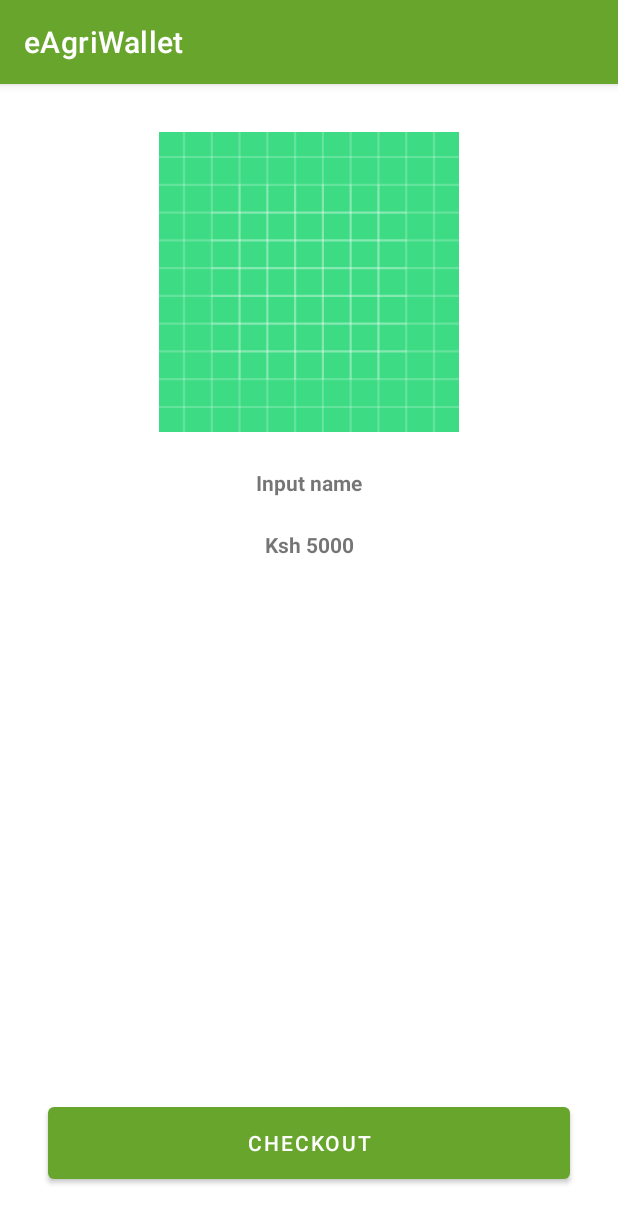
After one commit to MuindiStephen/eAgriWallet-App, an Android app: the fragment InputDetailsFragment shown on its own in the app's theme, on a phone screen of 412 x 824 dp. The commit adds this screen. Shown: the top 1223 px of the screen. Run offline under Robolectric (Android 15) with nearby library versions, the phone set to English and light mode, and no system bars; pictures from the network do not load; 5 statements that could not run were skipped.

Commit message:
code: wallet;

```diff
--- a/app/src/main/java/com/example/farming/ui/main/ClientDeliveryVerificationFragment.kt
+++ b/app/src/main/java/com/example/farming/ui/main/ClientDeliveryVerificationFragment.kt
@@ -51,7 +51,7 @@ class ClientDeliveryVerificationFragment : Fragment() {
             // Delivery is confirmed and completed
             Toast.makeText(requireActivity(),"Delivery confirmed: Thank you for verifying the delivery.!", Toast.LENGTH_SHORT)
                 .show()
-            activity?.finishAffinity()
+            findNavController().navigate(R.id.action_clientDeliveryVerificationFragment_to_successBidFragment2)
         }
     }
 }
--- /dev/null
+++ b/app/src/main/java/com/example/farming/ui/main/InputDetailsFragment.kt
@@ -0,0 +1,48 @@
+package com.example.farming.ui.main
+
+import android.os.Bundle
+import androidx.fragment.app.Fragment
+import android.view.LayoutInflater
+import android.view.View
+import android.view.ViewGroup
+import androidx.navigation.fragment.findNavController
+import androidx.navigation.fragment.navArgs
+import com.bumptech.glide.Glide
+import com.example.farming.R
+import com.example.farming.databinding.FragmentInputDetailsBinding
+
+class InputDetailsFragment : Fragment() {
+
+    private lateinit var binding:FragmentInputDetailsBinding
+    private val args:InputDetailsFragmentArgs by navArgs()
+
+    override fun onCreateView(
+        inflater: LayoutInflater, container: ViewGroup?,
+        savedInstanceState: Bundle?
+    ): View {
+        // Inflate the layout for this fragment
+        binding = FragmentInputDetailsBinding.inflate(inflater,container,false)
+        return binding.root
+    }
+
+    override fun onViewCreated(view: View, savedInstanceState: Bundle?) {
+        super.onViewCreated(view, savedInstanceState)
+
+        val suppliersItem = args.suppliersItem
+
+        binding.apply {
+            Glide.with(requireContext())
+                .load(suppliersItem.image)
+                .into(inputImage)
+            inputName.text = suppliersItem.materialSupply
+            inputPrice.text = suppliersItem.price
+        }
+        setUpBinding()
+    }
+
+    private fun setUpBinding() {
+        binding.buttonCheckout.setOnClickListener {
+            findNavController().navigate(R.id.action_inputDetailsFragment_to_mpesaPaymentFragment)
+        }
+    }
+}
--- a/app/src/main/java/com/example/farming/ui/main/MpesaPaymentFragment.kt
+++ b/app/src/main/java/com/example/farming/ui/main/MpesaPaymentFragment.kt
@@ -84,7 +84,7 @@ class MpesaPaymentFragment : Fragment() {
                 when (darajaResult) {
                     is DarajaResult.Success -> {
                         val result = darajaResult.value
-                        Toast.makeText(context?.applicationContext,"Material Payment Successful"+result.ResponseDescription,Toast.LENGTH_SHORT).show()
+                        Toast.makeText(context?.applicationContext,"Farm input Payment Successful"+result.ResponseDescription,Toast.LENGTH_SHORT).show()
                         findNavController().navigate(R.id.action_mpesaPaymentFragment_to_clientDeliveryVerificationFragment)
                     }
                     is DarajaResult.Failure -> {
--- a/app/src/main/res/layout/fragment_delivery_report_material.xml
+++ b/app/src/main/res/layout/fragment_delivery_report_material.xml
@@ -104,7 +104,7 @@
         android:layout_height="wrap_content"
         android:layout_marginTop="32dp"
         android:text="Connect through Email?"
-        android:textColor="@color/black"
+        android:textColor="@color/gold"
         android:textSize="18sp"
         android:textStyle="bold"
         app:layout_constraintEnd_toEndOf="parent"
@@ -118,7 +118,8 @@
         android:src="@drawable/whatsapp"
         app:layout_constraintEnd_toEndOf="parent"
         app:layout_constraintStart_toStartOf="parent"
-        app:layout_constraintTop_toBottomOf="@+id/emailReporting" />
+        app:layout_constraintTop_toBottomOf="@+id/emailReporting"
+        android:contentDescription="TODO" />
 
 
 </androidx.constraintlayout.widget.ConstraintLayout>
--- a/app/src/main/res/layout/fragment_farmers_login.xml
+++ b/app/src/main/res/layout/fragment_farmers_login.xml
@@ -144,6 +144,7 @@
         android:layout_height="wrap_content"
         android:layout_marginTop="16dp"
         android:text="AgroVet's Login"
+        android:textColor="@color/gold"
         android:textSize="22sp"
         android:textStyle="bold"
         app:layout_constraintEnd_toEndOf="parent"
--- /dev/null
+++ b/app/src/main/res/layout/fragment_input_details.xml
@@ -0,0 +1,60 @@
+<?xml version="1.0" encoding="utf-8"?>
+<androidx.constraintlayout.widget.ConstraintLayout
+    xmlns:android="http://schemas.android.com/apk/res/android"
+    xmlns:app="http://schemas.android.com/apk/res-auto"
+    xmlns:tools="http://schemas.android.com/tools"
+    android:layout_width="match_parent"
+    android:layout_height="match_parent"
+    tools:context=".ui.main.InputDetailsFragment">
+
+
+    <ImageView
+        android:id="@+id/inputImage"
+        android:layout_width="200dp"
+        android:layout_height="200dp"
+        android:layout_marginTop="32dp"
+        android:src="@drawable/ic_launcher_background"
+        app:layout_constraintEnd_toEndOf="parent"
+        app:layout_constraintStart_toStartOf="parent"
+        app:layout_constraintTop_toTopOf="parent" />
+
+    <TextView
+        android:id="@+id/inputName"
+        android:layout_width="wrap_content"
+        android:layout_height="wrap_content"
+        android:layout_marginTop="24dp"
+        android:text="Input name"
+        android:textSize="14sp"
+        android:textStyle="bold"
+        app:layout_constraintBottom_toBottomOf="parent"
+        app:layout_constraintEnd_toEndOf="@+id/inputImage"
+        app:layout_constraintHorizontal_bias="0.5"
+        app:layout_constraintStart_toStartOf="@+id/inputImage"
+        app:layout_constraintTop_toBottomOf="@+id/inputImage"
+        app:layout_constraintVertical_bias="0.0" />
+
+    <TextView
+        android:id="@+id/inputPrice"
+        android:layout_width="wrap_content"
+        android:layout_height="wrap_content"
+        android:layout_marginTop="22dp"
+        android:text="Ksh 5000"
+        android:textStyle="bold"
+        android:textSize="14sp"
+        app:layout_constraintEnd_toEndOf="@+id/inputName"
+        app:layout_constraintStart_toStartOf="@+id/inputName"
+        app:layout_constraintTop_toBottomOf="@+id/inputName" />
+
+    <Button
+        android:id="@+id/buttonCheckout"
+        android:layout_width="match_parent"
+        android:layout_height="60dp"
+        android:layout_marginStart="32dp"
+        android:layout_marginEnd="32dp"
+        android:layout_marginBottom="32dp"
+        android:text="Checkout"
+        app:layout_constraintBottom_toBottomOf="parent"
+        app:layout_constraintEnd_toEndOf="parent"
+        app:layout_constraintStart_toStartOf="parent" />
+
+</androidx.constraintlayout.widget.ConstraintLayout>
--- a/app/src/main/res/layout/fragment_login.xml
+++ b/app/src/main/res/layout/fragment_login.xml
@@ -147,7 +147,9 @@
         android:text="Farmer's Login"
         android:textSize="22sp"
         android:textStyle="bold"
+        android:textColor="@color/gold"
         app:layout_constraintEnd_toEndOf="parent"
+        app:layout_constraintHorizontal_bias="0.5"
         app:layout_constraintStart_toStartOf="parent"
         app:layout_constraintTop_toTopOf="parent" />
 
--- a/app/src/main/res/layout/fragment_register.xml
+++ b/app/src/main/res/layout/fragment_register.xml
@@ -12,6 +12,7 @@
         android:layout_height="wrap_content"
         android:layout_marginTop="16dp"
         android:text="Farmers/Suppliers"
+        android:textColor="@color/gold"
         android:textSize="32sp"
         android:textStyle="bold"
         app:layout_constraintEnd_toEndOf="parent"
--- a/build.gradle
+++ b/build.gradle
@@ -1,6 +1,11 @@
 buildscript {
+    repositories {
+        google()
+        mavenCentral()
+    }
     dependencies {
         classpath 'com.google.gms:google-services:4.3.15'
+        classpath "androidx.navigation:navigation-safe-args-gradle-plugin:2.6.0"
     }
 }// Top-level build file where you can add configuration options common to all sub-projects/modules.
 plugins {
```
Also changed, not shown: app/build.gradle (+11 -9 lines), app/src/main/java/com/example/farming/adapter/BidsAdapter.kt (deleted, +0 -60 lines), app/src/main/java/com/example/farming/adapter/SuppliersAdapter.kt (deleted, +0 -96 lines), app/src/main/java/com/example/farming/ui/main/DashboardFragment.kt (+7 -6 lines), app/src/main/java/com/example/farming/ui/main/SuccessBidFragment.kt (+16 -2 lines), app/src/main/res/layout/fragment_client_delivery_verification.xml (+5 -2 lines), app/src/main/res/navigation/navigation.xml (+21 -17 lines), app/src/main/res/raw/ic_success.json (+1 -1 lines).
